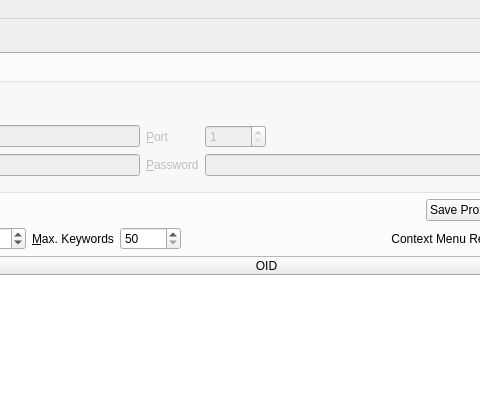
Before: the Qt Designer form branches/trunk/GoldBug-UI/spot-on-rss.ui in textbrowser/spot-on, drawn with Qt 5; both pictures show x 279 to 759 and y 0 to 398 of the 841 by 600 pixel window.
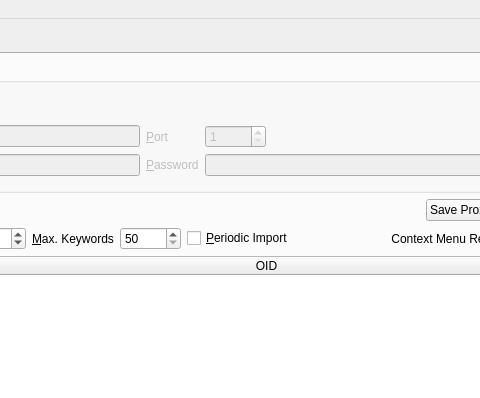
After: the same form once the commit is applied. Icons and pictures are not drawn. Custom widgets are drawn as their Qt base class.

Commit message: You're now up to date.

Patch:
```diff
--- a/branches/trunk/GoldBug-UI/spot-on-rss.ui
+++ b/branches/trunk/GoldBug-UI/spot-on-rss.ui
@@ -297,6 +297,13 @@
             </property>
            </widget>
           </item>
+          <item>
+           <widget class="QCheckBox" name="periodic_import">
+            <property name="text">
+             <string>&amp;Periodic Import</string>
+            </property>
+           </widget>
+          </item>
           <item>
            <spacer name="horizontalSpacer">
             <property name="orientation">
```
Left out of the diff: 3 changed lines with no effect on the pictures.
